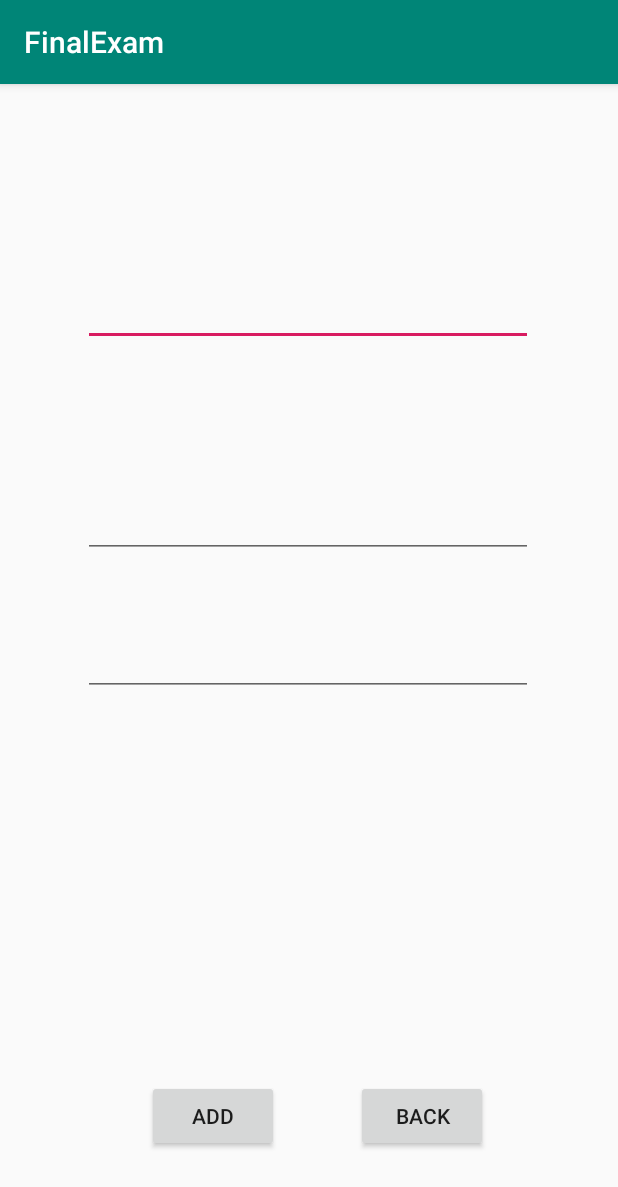
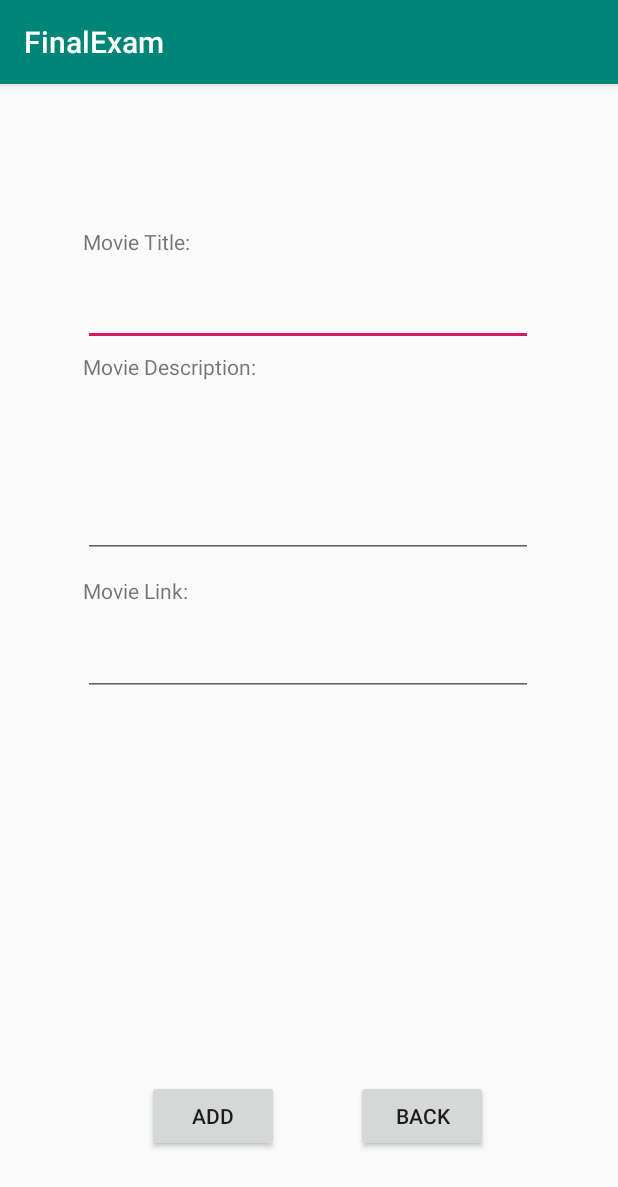
Before and after one commit to ReiCho/FinalExamCOMP3717, an Android app: the AddActivity screen opened directly, with no data from a screen before it, on a phone screen of 412 x 824 dp. Shown: the top 1187 px of the screen. Run offline under Robolectric (Android 15) with nearby library versions, the phone set to English and light mode, and no system bars; our stand-ins replace Firebase (no records; nobody signed in at launch, a user with empty details on screens opened directly).

Commit message:
Added Headers for add field

```diff
--- a/app/src/main/res/layout/activity_add.xml
+++ b/app/src/main/res/layout/activity_add.xml
@@ -5,6 +5,17 @@
     android:layout_width="match_parent"
     android:layout_height="match_parent"
     tools:context=".AddActivity">
+
+    <TextView
+        android:layout_width="wrap_content"
+        android:layout_height="wrap_content"
+        android:text="Movie Title:"
+        app:layout_constraintBottom_toBottomOf="parent"
+        app:layout_constraintEnd_toEndOf="parent"
+        app:layout_constraintHorizontal_bias="0.162"
+        app:layout_constraintStart_toStartOf="parent"
+        app:layout_constraintTop_toTopOf="parent"
+        app:layout_constraintVertical_bias="0.127" />
 
     <EditText
         android:id="@+id/Title"
@@ -19,6 +30,18 @@
         app:layout_constraintTop_toTopOf="parent"
         app:layout_constraintVertical_bias="0.174" />
 
+    <TextView
+        android:layout_width="wrap_content"
+        android:layout_height="wrap_content"
+        android:layout_marginTop="168dp"
+        android:text="Movie Description:"
+        app:layout_constraintBottom_toBottomOf="parent"
+        app:layout_constraintEnd_toEndOf="parent"
+        app:layout_constraintHorizontal_bias="0.187"
+        app:layout_constraintStart_toStartOf="parent"
+        app:layout_constraintTop_toTopOf="parent"
+        app:layout_constraintVertical_bias="0.018" />
+
     <EditText
         android:id="@+id/Description"
         android:layout_width="300dp"
@@ -31,6 +54,17 @@
         app:layout_constraintRight_toRightOf="parent"
         app:layout_constraintTop_toTopOf="parent"
         app:layout_constraintVertical_bias="0.323" />
+
+    <TextView
+        android:layout_width="wrap_content"
+        android:layout_height="wrap_content"
+        android:text="Movie Link:"
+        app:layout_constraintBottom_toBottomOf="parent"
+        app:layout_constraintEnd_toEndOf="parent"
+        app:layout_constraintHorizontal_bias="0.161"
+        app:layout_constraintStart_toStartOf="parent"
+        app:layout_constraintTop_toTopOf="parent"
+        app:layout_constraintVertical_bias="0.438" />
 
     <EditText
         android:id="@+id/Link"
```
